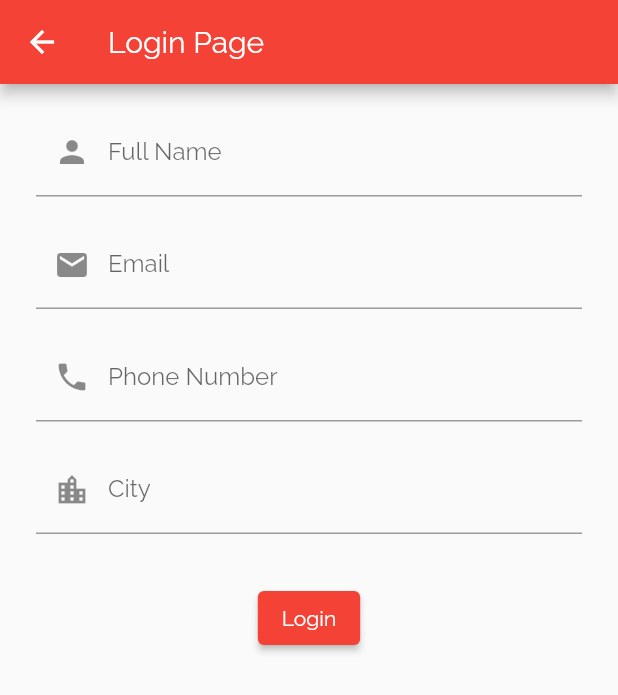
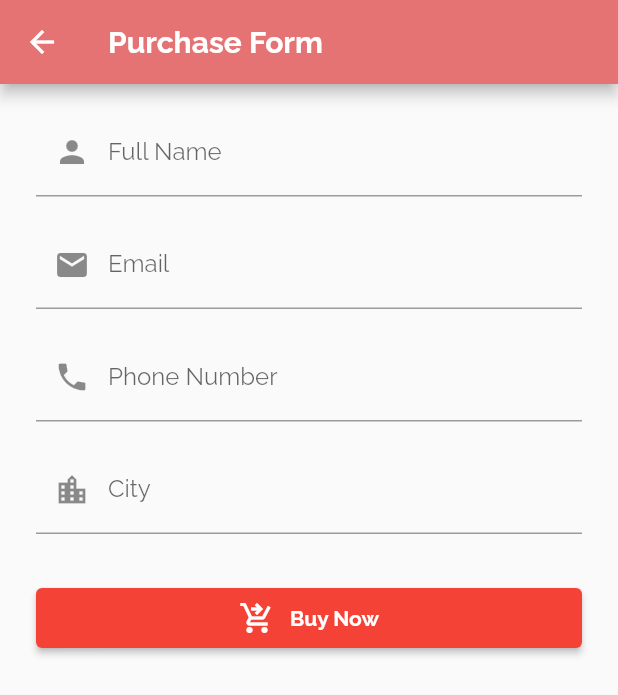
Before and after one commit to JuJu222/DEPD_Mission2, a Flutter app: the screen it shows after launch, after a tap on "Buy Now", on a phone screen of 412 x 824 dp. Shown: the top 695 px of the screen. Run offline on Flutter 3.47's test engine with Material 2 defaults, Android fonts, the phone set to English and light mode, and no system bars; our stand-ins replace email_validator, fluttertoast.

Commit message:
Finished project

```diff
--- a/lib/views/buy.dart
+++ b/lib/views/buy.dart
@@ -29,11 +29,39 @@ class _BuyState extends State<Buy> {
   }
 
   void handleFormSubmit() {
+    if (_formKey.currentState!.validate()) {
       showDialog(
           context: context,
           builder: (_) => AlertDialog(
-              title: const Text('Dialog Title'),
-              content: const Text('This is my content'),
+                title: const Text('Purchase Confirmation'),
+                content: Wrap(
+                  children: [
+                    Column(
+                      crossAxisAlignment: CrossAxisAlignment.start,
+                      children: [
+                        Text('Name: ${ctrlFullName.text}'),
+                        Text('Email: ${ctrlEmail.text}'),
+                        Text('Phone: ${ctrlPhone.text}'),
+                        Text('City: ${ctrlCity.text}'),
+                      ],
+                    ),
+                  ],
+                ),
+                actions: [
+                  TextButton(
+                    child: const Text("OK"),
+                    onPressed: () {
+                      Navigator.of(context).popUntil((route) => route.isFirst);
+                    },
+                  ),
+                ],
+              ));
+    } else {
+      showDialog(
+          context: context,
+          builder: (_) => AlertDialog(
+                title: const Text('Purchase Failed'),
+                content: const Text('Please re-check all the input fields!'),
                 actions: [
                   TextButton(
                     child: const Text("OK"),
@@ -44,26 +72,34 @@ class _BuyState extends State<Buy> {
                 ],
               ));
     }
+  }
 
   @override
   Widget build(BuildContext context) {
     return Scaffold(
         appBar: AppBar(
-        title: const Text("Login Page"),
+          backgroundColor: Colors.red.shade300,
+          title: const Text('Purchase Form',
+              style: TextStyle(fontSize: 20, fontWeight: FontWeight.bold)),
         ),
-      body: Container(
+        body: SingleChildScrollView(
+          child: Container(
             padding: const EdgeInsets.fromLTRB(24, 16, 24, 16),
             child: Form(
               key: _formKey,
               child: Column(
                 children: [
                   TextFormField(
-                keyboardType: TextInputType.emailAddress,
+                    keyboardType: TextInputType.name,
                     decoration: const InputDecoration(
                         labelText: "Full Name", prefixIcon: Icon(Icons.person)),
                     controller: ctrlFullName,
                     autovalidateMode: AutovalidateMode.onUserInteraction,
-                validator: (value) {},
+                    validator: (value) {
+                      return value.toString().length < 6
+                          ? 'Full name must contain more than 5 letters!'
+                          : null;
+                    },
                   ),
                   const SizedBox(height: 16),
                   TextFormField(
@@ -72,37 +108,67 @@ class _BuyState extends State<Buy> {
                         labelText: "Email", prefixIcon: Icon(Icons.email)),
                     controller: ctrlEmail,
                     autovalidateMode: AutovalidateMode.onUserInteraction,
-                validator: (value) {},
+                    validator: (value) {
+                      return !EmailValidator.validate(value!)
+                          ? 'Email is not complete!'
+                          : null;
+                    },
                   ),
                   const SizedBox(height: 16),
                   TextFormField(
-                keyboardType: TextInputType.emailAddress,
+                    keyboardType: TextInputType.number,
                     decoration: const InputDecoration(
-                    labelText: "Phone Number", prefixIcon: Icon(Icons.phone)),
+                        labelText: "Phone Number",
+                        prefixIcon: Icon(Icons.phone)),
                     controller: ctrlPhone,
                     autovalidateMode: AutovalidateMode.onUserInteraction,
-                validator: (value) {},
+                    validator: (value) {
+                      return value.toString().length < 9
+                          ? 'Phone number must contain more than 8 numbers!'
+                          : null;
+                    },
                   ),
                   const SizedBox(height: 16),
                   TextFormField(
-                keyboardType: TextInputType.emailAddress,
+                    keyboardType: TextInputType.text,
                     decoration: const InputDecoration(
-                    labelText: "City", prefixIcon: Icon(Icons.location_city)),
+                        labelText: "City",
+                        prefixIcon: Icon(Icons.location_city)),
                     controller: ctrlCity,
                     autovalidateMode: AutovalidateMode.onUserInteraction,
-                validator: (value) {},
+                    validator: (value) {
+                      return value.toString().length < 4
+                          ? 'City must contain more than 3 letters!'
+                          : null;
+                    },
                   ),
                   const SizedBox(height: 32),
                   ElevatedButton(
+                    style: ElevatedButton.styleFrom(
+                        minimumSize: const Size.fromHeight(40)),
                     onPressed: () {
                       handleFormSubmit();
                     },
-                child: const Text('Login'),
+                    child: Row(
+                      mainAxisAlignment: MainAxisAlignment.center,
+                      children: const [
+                        Icon(
+                          Icons.shopping_cart_checkout,
+                        ),
+                        SizedBox(
+                          width: 10,
+                        ),
+                        Text(
+                          'Buy Now',
+                          style: TextStyle(fontWeight: FontWeight.bold),
+                        ),
+                      ],
+                    ),
                   )
                 ],
               ),
             ),
           ),
-    );
+        ));
   }
 }
--- a/lib/views/home.dart
+++ b/lib/views/home.dart
@@ -21,7 +21,8 @@ class _HomeState extends State<Home> {
   }
 
   void handleBuyButtonPress() {
-    Navigator.push(context, MaterialPageRoute(builder: (context) => const Buy()));
+    Navigator.push(
+        context, MaterialPageRoute(builder: (context) => const Buy()));
   }
 
   @override
@@ -29,15 +30,59 @@ class _HomeState extends State<Home> {
     return Scaffold(
       appBar: AppBar(
         backgroundColor: Colors.red.shade300,
-        title: const Text('Mission 1',
+        title: const Text('Mission 2',
             style: TextStyle(fontSize: 20, fontWeight: FontWeight.bold)),
       ),
-      floatingActionButton: FloatingActionButton.extended(
-          heroTag: "btn1",
-          label: const Text("Buy Now"),
-          onPressed: () {
-            handleBuyButtonPress();
-          }),
+      floatingActionButton: Container(
+        decoration: BoxDecoration(
+          boxShadow: const [
+            BoxShadow(
+                color: Colors.black26, offset: Offset(0, 4), blurRadius: 5.0)
+          ],
+          gradient: LinearGradient(
+            begin: Alignment.topLeft,
+            end: Alignment.bottomRight,
+            colors: [
+              Colors.red.shade600,
+              Colors.orange.shade400,
+            ],
+          ),
+          color: Colors.deepPurple.shade300,
+          borderRadius: BorderRadius.circular(20),
+        ),
+        child: ElevatedButton(
+            style: ButtonStyle(
+              shape: MaterialStateProperty.all<RoundedRectangleBorder>(
+                RoundedRectangleBorder(
+                  borderRadius: BorderRadius.circular(20.0),
+                ),
+              ),
+              minimumSize: MaterialStateProperty.all(const Size(20, 50)),
+              backgroundColor: MaterialStateProperty.all(Colors.transparent),
+              shadowColor: MaterialStateProperty.all(Colors.transparent),
+            ),
+            onPressed: () {
+              handleBuyButtonPress();
+            },
+            child: Padding(
+              padding: const EdgeInsets.symmetric(horizontal: 20),
+              child: Wrap(
+                crossAxisAlignment: WrapCrossAlignment.center,
+                children: const [
+                  Icon(
+                    Icons.shopping_cart_checkout,
+                  ),
+                  SizedBox(
+                    width: 10,
+                  ),
+                  Text(
+                    'Buy Now',
+                    style: TextStyle(fontWeight: FontWeight.bold),
+                  ),
+                ],
+              ),
+            )),
+      ),
       body: Stack(children: <Widget>[
         Container(
             decoration: BoxDecoration(
```
Lines whose indentation alone changed are shown as unchanged.
